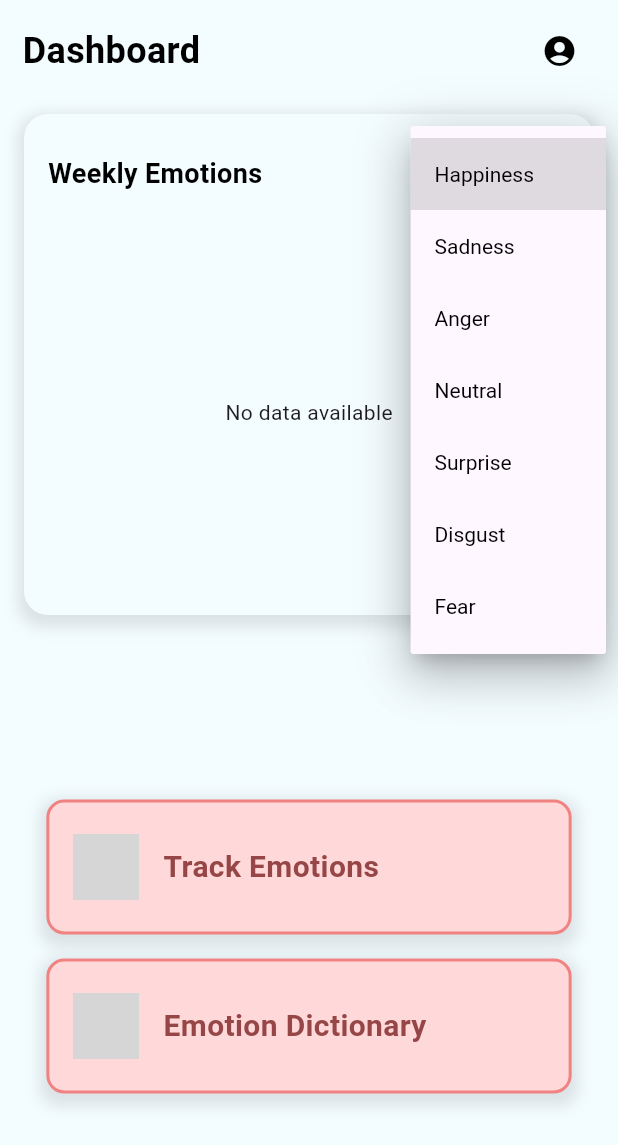
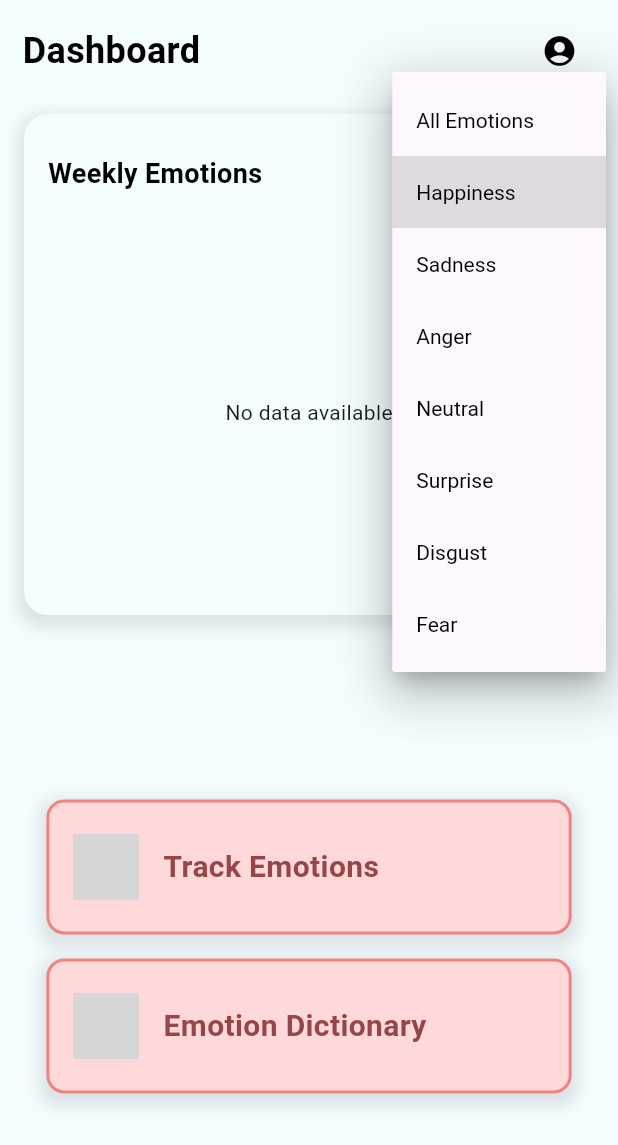
Before and after one commit to Kristoferseyan/fix-emotion, a Flutter app: the DashboardLayout screen opened directly with empty values, after a tap on "Happiness", on a phone screen of 412 x 824 dp. Shown: the top 1145 px of the screen. Run offline on Flutter 3.47's test engine with Material 3 defaults, Android fonts, the phone set to English and light mode, and no system bars; our stand-ins replace camera, fl_chart, flutter_dotenv, flutter_signin_button, google_nav_bar, google_sign_in and 2 more; missing offline and left inert: bcrypt, tflite_v2; accounts and stored records are empty; grey boxes are pictures that could not be loaded.

Commit message:
fixed the weely emotion chart on the dashboard

```diff
--- a/lib/graph/emotion-chart/emotion_chart_data.dart
+++ b/lib/graph/emotion-chart/emotion_chart_data.dart
@@ -1,4 +1,3 @@
-import 'dart:convert';
 import 'package:fl_chart/fl_chart.dart';
 import 'package:supabase_flutter/supabase_flutter.dart';
 
@@ -7,10 +6,10 @@ class EmotionChartData {
 
   static Future<Map<String, List<FlSpot>>> fetchEmotionData(String userId, List<String> emotions) async {
     try {
-    // Fetch only data related to the logged-in user for the past 7 days
+      // Fetch records related to the logged-in user for the past 7 days
       final response = await supabase
           .from('emotion_tracking')
-        .select('emotion_distribution, timestamp')
+          .select('emotion, timestamp')
           .eq('user_id', userId)
           .gte('timestamp', DateTime.now().subtract(const Duration(days: 7)).toIso8601String())
           .order('timestamp', ascending: true);
@@ -20,51 +19,35 @@ static Future<Map<String, List<FlSpot>>> fetchEmotionData(String userId, List<St
         return {};
       }
 
-    // Initialize maps to accumulate sums and counts for each emotion
-    Map<String, Map<int, double>> dailyEmotionSum = {};
+      // Initialize maps for each emotion with zero values for the week (Mon-Sun)
       Map<String, Map<int, int>> dailyEmotionCounts = {};
-
-    // Initialize maps for each emotion with zero values for the week (Mon-Sun)
       for (var emotion in emotions) {
-      dailyEmotionSum[emotion] = {};
         dailyEmotionCounts[emotion] = {};
         for (var i = 0; i < 7; i++) {
-        dailyEmotionSum[emotion]![i] = 0.0;
-        dailyEmotionCounts[emotion]![i] = 0;
+          dailyEmotionCounts[emotion]![i] = 0; // Initialize with zero counts
         }
       }
 
-    // Iterate through the fetched records and accumulate emotion intensities per day
+      // Iterate through the fetched records and count the occurrences of each emotion per day
       for (var entry in response) {
         DateTime timestamp = DateTime.parse(entry['timestamp']);
+        int dayOfWeek = timestamp.weekday - 1; // Map Monday = 0, Tuesday = 1, etc.
 
-      // Get the weekday index (Monday = 1, ..., Sunday = 7)
-      int dayOfWeek = timestamp.weekday;
+        String dominantEmotion = _sanitizeEmotion(entry['emotion']); // Sanitize emotion by trimming spaces
 
-      // Map Monday to 0, Tuesday to 1, ..., Sunday to 6 for the chart
-      int chartIndex = dayOfWeek - 1;
-
-      final emotionDistributionJson = entry['emotion_distribution'];
-      final Map<String, dynamic> emotionDistributionMap = _sanitizeJsonKeys(jsonDecode(emotionDistributionJson));
-
-      for (var emotion in emotions) {
-        // Accumulate the intensity of each emotion for each day
-        double emotionValue = (emotionDistributionMap[emotion] ?? 0.0).toDouble();
-        dailyEmotionSum[emotion]![chartIndex] = dailyEmotionSum[emotion]![chartIndex]! + emotionValue;
-        dailyEmotionCounts[emotion]![chartIndex] = dailyEmotionCounts[emotion]![chartIndex]! + 1;
+        // Increment the count for the dominant emotion
+        if (emotions.contains(dominantEmotion)) {
+          dailyEmotionCounts[dominantEmotion]![dayOfWeek] = dailyEmotionCounts[dominantEmotion]![dayOfWeek]! + 1;
         }
       }
 
-    // Prepare the data for the chart
+      // Prepare the chart data with raw counts
       Map<String, List<FlSpot>> spotsMap = {};
       for (var emotion in emotions) {
         List<FlSpot> spots = [];
         for (var i = 0; i < 7; i++) {
-        // Calculate the average intensity of the emotion for each day
-        double averageEmotionValue = dailyEmotionCounts[emotion]![i] != 0
-            ? dailyEmotionSum[emotion]![i]! / dailyEmotionCounts[emotion]![i]!
-            : 0.0;
-        spots.add(FlSpot(i.toDouble(), averageEmotionValue));
+          int count = dailyEmotionCounts[emotion]![i] ?? 0;
+          spots.add(FlSpot(i.toDouble(), count.toDouble()));
         }
         spotsMap[emotion] = spots;
       }
@@ -75,13 +58,9 @@ static Future<Map<String, List<FlSpot>>> fetchEmotionData(String userId, List<St
       return {};
     }
   }
-// Utility function to remove leading/trailing spaces from JSON keys
-static Map<String, dynamic> _sanitizeJsonKeys(Map<String, dynamic> json) {
-  return json.map((key, value) {
-    // Trim spaces from the key
-    final sanitizedKey = key.trim();
-    return MapEntry(sanitizedKey, value);
-  });
+
+  // Helper method to trim spaces around emotion names
+  static String _sanitizeEmotion(String emotion) {
+    return emotion.trim(); // Remove leading/trailing spaces from the emotion name
   }
-
 }
--- a/lib/graph/emotion-chart/emotion_dropdown.dart
+++ b/lib/graph/emotion-chart/emotion_dropdown.dart
@@ -16,8 +16,11 @@ class EmotionDropdown extends StatelessWidget {
   Widget build(BuildContext context) {
     final isDarkMode = Theme.of(context).brightness == Brightness.dark;
 
+    // Check if all emotions are selected
+    final bool isAllSelected = selectedEmotions.length == emotions.length;
+
     return DropdownButton<String>(
-      value: selectedEmotions.isNotEmpty ? selectedEmotions.first : null,
+      value: isAllSelected ? 'All Emotions' : selectedEmotions.isNotEmpty ? selectedEmotions.first : null,
       icon: Icon(Icons.arrow_drop_down, color: isDarkMode ? Colors.white : Colors.black),
       iconSize: 24,
       elevation: 16,
@@ -28,15 +31,27 @@ class EmotionDropdown extends StatelessWidget {
       ),
       onChanged: (String? newValue) {
         if (newValue != null) {
+          if (newValue == 'All Emotions') {
+            // Select all emotions when "All Emotions" is selected
+            onEmotionChanged(emotions);
+          } else {
+            // Select only the chosen emotion
             onEmotionChanged([newValue]);
           }
+        }
       },
-      items: emotions.map<DropdownMenuItem<String>>((String value) {
+      items: [
+        const DropdownMenuItem<String>(
+          value: 'All Emotions',
+          child: Text('All Emotions'),
+        ),
+        ...emotions.map<DropdownMenuItem<String>>((String value) {
           return DropdownMenuItem<String>(
             value: value,
             child: Text(value),
           );
         }).toList(),
+      ],
     );
   }
 }
```
Also changed, not shown: lib/graph/emotion-chart/emotion_chart.dart (+29 -23 lines). Lines whose indentation alone changed are shown as unchanged.
